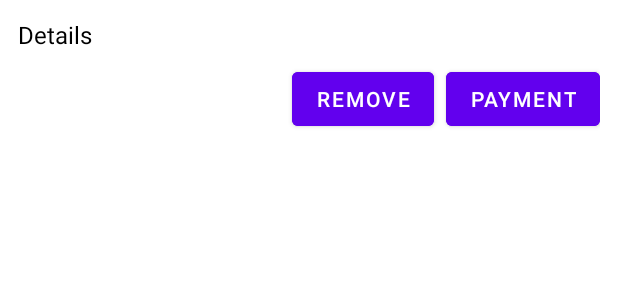
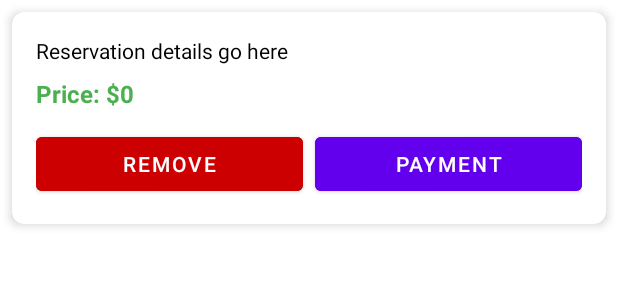
Before and after one commit to VikasSardhara/EZStay, an Android app: the layout item_dashboard_reservation.xml on its own in the app's theme, with its tools: preview values and no code run, on a phone screen of 412 x 824 dp. Shown: the top 300 px of the screen. Run offline under Robolectric (Android 15) with nearby library versions, the phone set to English and light mode, and no system bars.

```diff
--- a/Homepage/app/src/main/res/layout/item_dashboard_reservation.xml
+++ b/Homepage/app/src/main/res/layout/item_dashboard_reservation.xml
@@ -1,42 +1,65 @@
 <?xml version="1.0" encoding="utf-8"?>
-<LinearLayout xmlns:android="http://schemas.android.com/apk/res/android"
+<androidx.cardview.widget.CardView xmlns:android="http://schemas.android.com/apk/res/android"
+    xmlns:card_view="http://schemas.android.com/apk/res-auto"
+    android:layout_width="match_parent"
+    android:layout_height="wrap_content"
+    android:layout_margin="8dp"
+    card_view:cardCornerRadius="8dp"
+    card_view:cardElevation="4dp">
+
+    <LinearLayout
         android:layout_width="match_parent"
         android:layout_height="wrap_content"
         android:orientation="vertical"
-    android:padding="12dp"
-    android:layout_marginBottom="12dp"
-    android:background="@drawable/reservation_card_bg">
+        android:padding="16dp">
 
+        <!-- Reservation Details -->
         <TextView
             android:id="@+id/tvReservationDetails"
             android:layout_width="match_parent"
             android:layout_height="wrap_content"
-        android:text="Details"
+            android:text="Reservation details go here"
+            android:textColor="@android:color/black"
+            android:textSize="14sp"
+            android:layout_marginBottom="8dp" />
+
+        <!-- Price -->
+        <TextView
+            android:id="@+id/tvReservationPrice"
+            android:layout_width="match_parent"
+            android:layout_height="wrap_content"
+            android:text="Price: $0"
+            android:textColor="#4CAF50"
             android:textSize="16sp"
-        android:textColor="#000000"
-        android:paddingBottom="8dp" />
+            android:textStyle="bold"
+            android:layout_marginBottom="12dp" />
 
+        <!-- Action Buttons -->
         <LinearLayout
             android:layout_width="match_parent"
             android:layout_height="wrap_content"
             android:orientation="horizontal"
-        android:gravity="end">
+            android:gravity="center_horizontal">
 
             <Button
-            android:id="@+id/btnRemove"
-            android:layout_width="wrap_content"
+                android:id="@+id/btnRemoveConfirmed"
+                android:layout_width="0dp"
                 android:layout_height="wrap_content"
-            android:text="Remove"
-            android:layout_marginEnd="8dp"
-            android:backgroundTint="@color/purple_500"
-            android:textColor="@android:color/white"/>
+                android:layout_weight="1"
+                android:text="REMOVE"
+                android:backgroundTint="@android:color/holo_red_dark"
+                android:textColor="@android:color/white"
+                android:layout_marginEnd="4dp" />
 
             <Button
-            android:id="@+id/btnPayment"
-            android:layout_width="wrap_content"
+                android:id="@+id/btnPaymentConfirmed"
+                android:layout_width="0dp"
                 android:layout_height="wrap_content"
-            android:text="Payment"
+                android:layout_weight="1"
+                android:text="PAYMENT"
                 android:backgroundTint="@color/purple_500"
-            android:textColor="@android:color/white"/>
+                android:textColor="@android:color/white"
+                android:layout_marginStart="4dp" />
         </LinearLayout>
     </LinearLayout>
+</androidx.cardview.widget.CardView>
```
Lines whose indentation alone changed are shown as unchanged.
